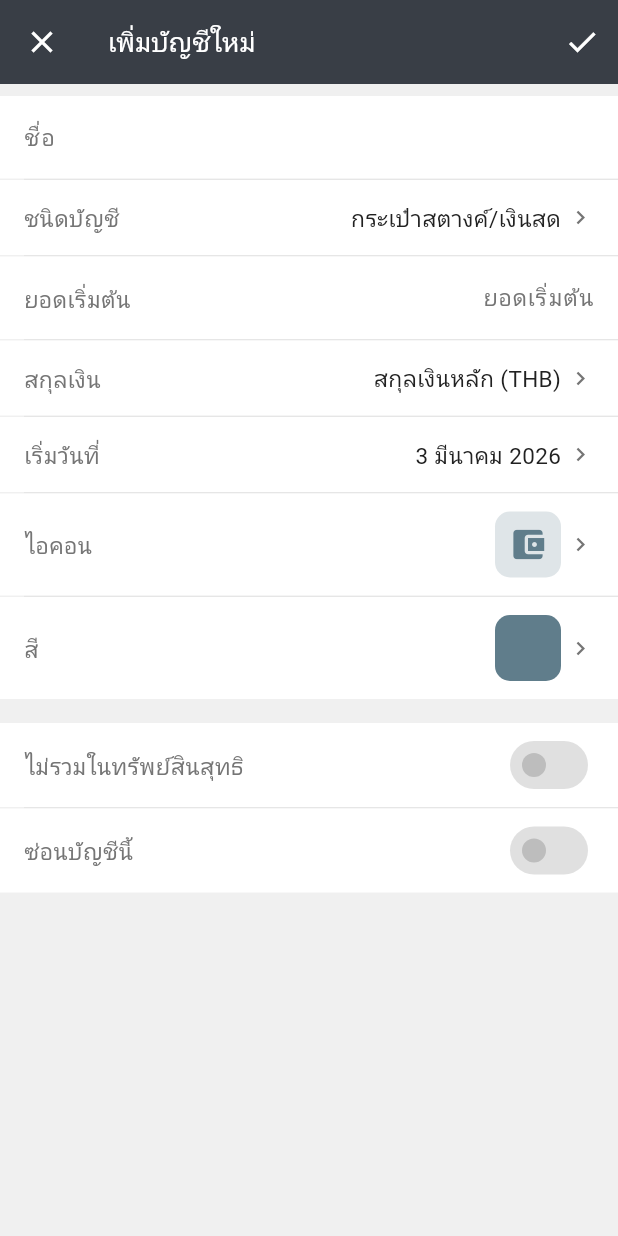
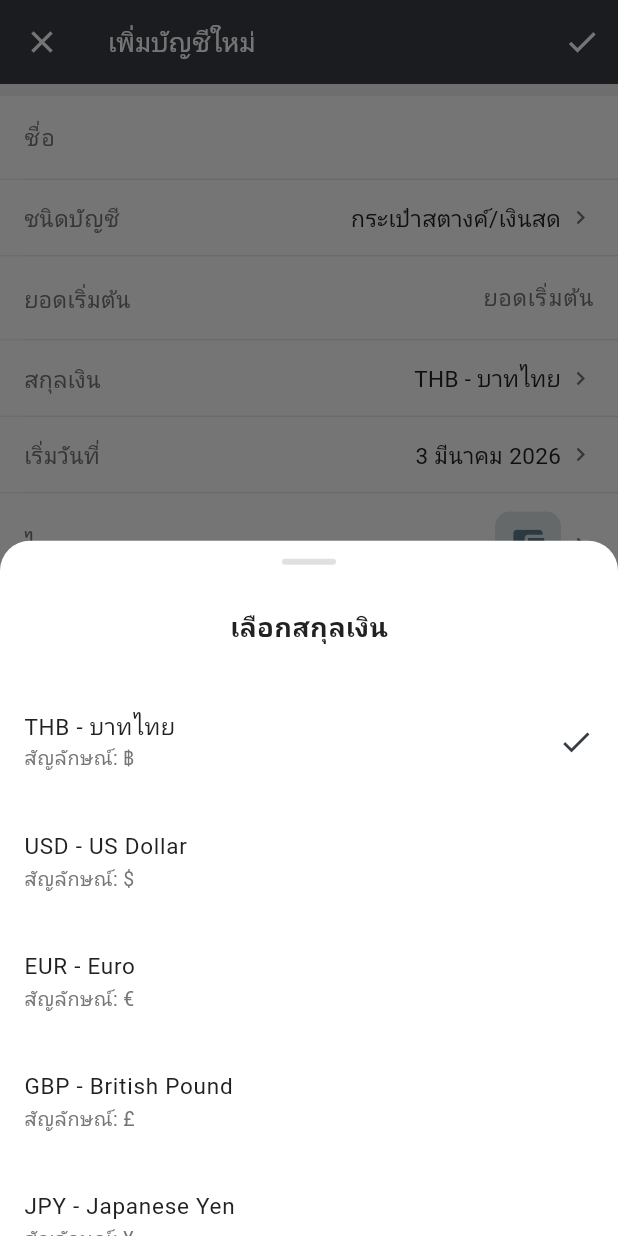
Before and after one commit to SumetPH/money_vibe, a Flutter app: the AccountFormScreen screen opened directly, after a tap on "สกุลเงิน", on a phone screen of 412 x 824 dp. Run offline on Flutter 3.47's test engine with Material 3 defaults, Android fonts, the phone set to English and light mode, and no system bars; our stand-ins replace csv, file_picker, google_fonts, share_plus, shared_preferences, sqflite; accounts and stored records are empty.

Commit message:
feat: Implement currency selection and display, update portfolio balance calculation, and add account-specific transaction filtering.

```diff
--- a/lib/providers/account_provider.dart
+++ b/lib/providers/account_provider.dart
@@ -224,9 +224,9 @@ class AccountProvider extends ChangeNotifier {
     final account = findById(accountId);
     if (account == null) return 0;
 
-    // Portfolio: balance = cashBalance + sum of holdings value in THB
+    // Portfolio: balance = (cashBalance in USD * exchangeRate) + sum of holdings value in THB
     if (account.type == AccountType.portfolio) {
-      double total = account.cashBalance;
+      double total = account.cashBalance * account.exchangeRate;
       for (final h in (_holdings[accountId] ?? [])) {
         total += h.shares * h.priceUsd * account.exchangeRate;
       }
--- a/lib/screens/account/account_form_screen.dart
+++ b/lib/screens/account/account_form_screen.dart
@@ -6,6 +6,7 @@ import '../../providers/account_provider.dart';
 import '../../providers/settings_provider.dart';
 import '../../theme/app_colors.dart';
 import '../../main.dart';
+import '../../utils/currency_utils.dart';
 
 class AccountFormScreen extends StatefulWidget {
   final Account? account;
@@ -265,8 +266,8 @@ class _AccountFormScreenState extends State<AccountFormScreen> {
               // Currency
               _buildPickerRow(
                 label: 'สกุลเงิน',
-                value: 'สกุลเงินหลัก ($_selectedCurrency)',
-                onTap: () {},
+                value: _getCurrencyDisplay(_selectedCurrency),
+                onTap: _pickCurrency,
                 surfaceColor: surfaceColor,
                 textPrimaryColor: textPrimaryColor,
                 textSecondaryColor: textSecondaryColor,
@@ -359,6 +360,7 @@ class _AccountFormScreenState extends State<AccountFormScreen> {
     required Color surfaceColor,
     required Color textSecondaryColor,
   }) {
+    final isPortfolio = _selectedType == AccountType.portfolio;
     return Container(
       color: surfaceColor,
       padding: const EdgeInsets.symmetric(horizontal: 16, vertical: 4),
@@ -367,9 +369,7 @@ class _AccountFormScreenState extends State<AccountFormScreen> {
           SizedBox(
             width: 130,
             child: Text(
-              _selectedType == AccountType.portfolio
-                  ? 'เงินสดใน Broker'
-                  : 'ยอดเริ่มต้น',
+              isPortfolio ? 'เงินสดใน Broker' : 'ยอดเริ่มต้น',
               style: TextStyle(fontSize: 15, color: textSecondaryColor),
             ),
           ),
@@ -385,10 +385,14 @@ class _AccountFormScreenState extends State<AccountFormScreen> {
               ],
               textAlign: TextAlign.right,
               decoration: InputDecoration(
-                hintText: _selectedType == AccountType.portfolio
-                    ? '0'
-                    : 'ยอดเริ่มต้น',
+                hintText: isPortfolio ? '0' : 'ยอดเริ่มต้น',
                 hintStyle: TextStyle(color: textSecondaryColor),
+                suffixText: isPortfolio ? 'USD' : null,
+                suffixStyle: TextStyle(
+                  color: textSecondaryColor,
+                  fontSize: 15,
+                  fontWeight: FontWeight.w600,
+                ),
                 border: InputBorder.none,
                 enabledBorder: InputBorder.none,
                 focusedBorder: InputBorder.none,
@@ -805,6 +809,108 @@ class _AccountFormScreenState extends State<AccountFormScreen> {
     );
   }
 
+  String _getCurrencyDisplay(String code) {
+    return CurrencyUtils.getCurrencyDisplay(code);
+  }
+
+  void _pickCurrency() {
+    final isDarkMode = Theme.of(context).brightness == Brightness.dark;
+    showModalBottomSheet(
+      context: context,
+      backgroundColor: isDarkMode ? AppColors.darkSurface : Colors.white,
+      clipBehavior: Clip.antiAlias,
+      shape: const RoundedRectangleBorder(
+        borderRadius: BorderRadius.vertical(top: Radius.circular(20)),
+      ),
+      builder: (_) => Consumer<SettingsProvider>(
+        builder: (context, settingsProvider, _) {
+          final isDarkMode = settingsProvider.isDarkMode;
+          final surfaceColor = isDarkMode
+              ? AppColors.darkSurface
+              : AppColors.surface;
+          final textPrimaryColor = isDarkMode
+              ? AppColors.darkTextPrimary
+              : AppColors.textPrimary;
+          final textSecondaryColor = isDarkMode
+              ? AppColors.darkTextSecondary
+              : AppColors.textSecondary;
+          final headerColor = isDarkMode
+              ? AppColors.darkIncome
+              : AppColors.header;
+          final handleColor = isDarkMode
+              ? AppColors.darkDivider
+              : Colors.grey.shade300;
+
+          return SafeArea(
+            child: Column(
+              mainAxisSize: MainAxisSize.min,
+              children: [
+                const SizedBox(height: 12),
+                Container(
+                  width: 36,
+                  height: 4,
+                  decoration: BoxDecoration(
+                    color: handleColor,
+                    borderRadius: BorderRadius.circular(2),
+                  ),
+                ),
+                const SizedBox(height: 12),
+                Padding(
+                  padding: const EdgeInsets.all(16),
+                  child: Text(
+                    'เลือกสกุลเงิน',
+                    style: TextStyle(
+                      fontSize: 18,
+                      fontWeight: FontWeight.w600,
+                      color: textPrimaryColor,
+                    ),
+                  ),
+                ),
+                Expanded(
+                  child: ListView.builder(
+                    padding: const EdgeInsets.symmetric(vertical: 8),
+                    itemCount: CurrencyUtils.currencies.length,
+                    itemBuilder: (_, i) {
+                      final currency = CurrencyUtils.currencies[i];
+                      final code = currency['code']!;
+                      final symbol = currency['symbol']!;
+                      final name = currency['name']!;
+                      final selected = code == _selectedCurrency;
+                      return ListTile(
+                        tileColor: surfaceColor,
+                        title: Text(
+                          '$code - $name',
+                          style: TextStyle(
+                            color: textPrimaryColor,
+                            fontSize: 15,
+                          ),
+                        ),
+                        subtitle: Text(
+                          'สัญลักษณ์: $symbol',
+                          style: TextStyle(
+                            color: textSecondaryColor,
+                            fontSize: 13,
+                          ),
+                        ),
+                        trailing: selected
+                            ? Icon(Icons.check, color: headerColor)
+                            : null,
+                        onTap: () {
+                          setState(() => _selectedCurrency = code);
+                          Navigator.pop(context);
+                        },
+                      );
+                    },
+                  ),
+                ),
+              ],
+            ),
+          );
+        },
+      ),
+    );
+  }
+
   Future<void> _pickDate() async {
     final picked = await showDatePicker(
       context: context,
--- a/lib/screens/account/portfolio_detail_screen.dart
+++ b/lib/screens/account/portfolio_detail_screen.dart
@@ -645,12 +645,12 @@ class _CashRow extends StatelessWidget {
             const SizedBox(width: 12),
             Expanded(
               child: Text(
-                'เงินสด',
+                'เงินสด (USD)',
                 style: TextStyle(fontSize: 15, color: textPrimaryColor),
               ),
             ),
             Text(
-              '${formatAmount(cashBalance)} บาท',
+              '${formatAmount(cashBalance)} USD',
               style: TextStyle(
                 fontSize: 15,
                 fontWeight: FontWeight.w600,
--- /dev/null
+++ b/lib/utils/currency_utils.dart
@@ -0,0 +1,36 @@
+class CurrencyUtils {
+  // Currency list with code, symbol and name
+  static const List<Map<String, String>> currencies = [
+    {'code': 'THB', 'symbol': '฿', 'name': 'บาทไทย'},
+    {'code': 'USD', 'symbol': '\$', 'name': 'US Dollar'},
+    {'code': 'EUR', 'symbol': '€', 'name': 'Euro'},
+    {'code': 'GBP', 'symbol': '£', 'name': 'British Pound'},
+    {'code': 'JPY', 'symbol': '¥', 'name': 'Japanese Yen'},
+    {'code': 'CNY', 'symbol': '¥', 'name': 'Chinese Yuan'},
+    {'code': 'SGD', 'symbol': 'S\$', 'name': 'Singapore Dollar'},
+    {'code': 'HKD', 'symbol': 'HK\$', 'name': 'Hong Kong Dollar'},
+    {'code': 'KRW', 'symbol': '₩', 'name': 'South Korean Won'},
+    {'code': 'AUD', 'symbol': 'A\$', 'name': 'Australian Dollar'},
+    {'code': 'CAD', 'symbol': 'C\$', 'name': 'Canadian Dollar'},
+    {'code': 'CHF', 'symbol': 'Fr', 'name': 'Swiss Franc'},
+    {'code': 'INR', 'symbol': '₹', 'name': 'Indian Rupee'},
+    {'code': 'MYR', 'symbol': 'RM', 'name': 'Malaysian Ringgit'},
+    {'code': 'VND', 'symbol': '₫', 'name': 'Vietnamese Dong'},
+  ];
+
+  static String getCurrencyDisplay(String code) {
+    final currency = currencies.firstWhere(
+      (c) => c['code'] == code,
+      orElse: () => {'code': code, 'symbol': '', 'name': code},
+    );
+    return '${currency['code']} - ${currency['name']}';
+  }
+
+  static String getCurrencySymbol(String code) {
+    final currency = currencies.firstWhere(
+      (c) => c['code'] == code,
+      orElse: () => {'code': code, 'symbol': '', 'name': code},
+    );
+    return currency['symbol'] ?? '';
+  }
+}
```
Also changed, not shown: lib/screens/account/account_list_screen.dart (+9 -0 lines), lib/screens/transaction/transaction_list_screen.dart (+36 -14 lines).
